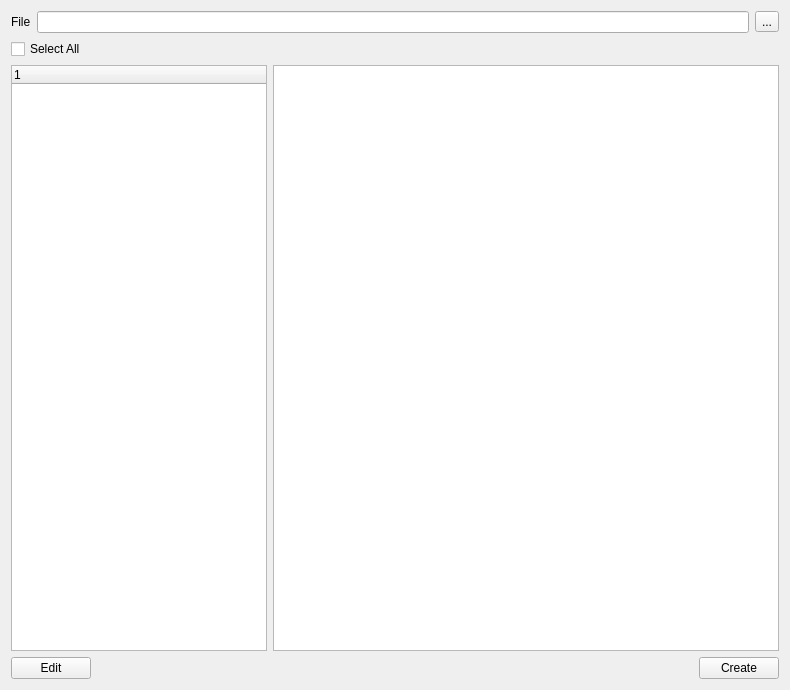
This is 04_ui/ui/Loader.ui in M-M0di/Python-Advance as Qt 5 draws it before an edit. The edited form follows.
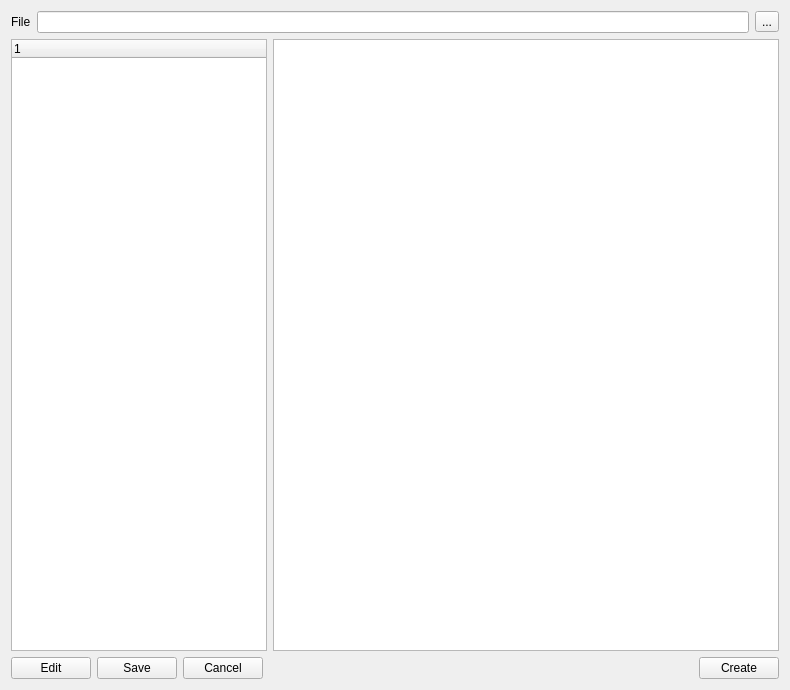
This is the edited form.

Patch:
```diff
--- a/04_ui/ui/Loader.ui
+++ b/04_ui/ui/Loader.ui
@@ -14,7 +14,71 @@
    <string>Form</string>
   </property>
   <layout class="QGridLayout" name="gridLayout">
-   <item row="2" column="0">
+   <item row="2" column="0" colspan="2">
+    <layout class="QHBoxLayout" name="horizontalLayout_4">
+     <property name="topMargin">
+      <number>0</number>
+     </property>
+     <item>
+      <widget class="QPushButton" name="btn_Edit">
+       <property name="text">
+        <string>Edit</string>
+       </property>
+      </widget>
+     </item>
+     <item>
+      <widget class="QPushButton" name="btn_Save">
+       <property name="enabled">
+        <bool>true</bool>
+       </property>
+       <property name="text">
+        <string>Save</string>
+       </property>
+      </widget>
+     </item>
+     <item>
+      <widget class="QPushButton" name="btn_Cancel">
+       <property name="text">
+        <string>Cancel</string>
+       </property>
+      </widget>
+     </item>
+     <item>
+      <spacer name="horizontalSpacer">
+       <property name="orientation">
+        <enum>Qt::Horizontal</enum>
+       </property>
+       <property name="sizeHint" stdset="0">
+        <size>
+         <width>40</width>
+         <height>20</height>
+        </size>
+       </property>
+      </spacer>
+     </item>
+     <item>
+      <widget class="QPushButton" name="btn_LoadSelected">
+       <property name="text">
+        <string>Create</string>
+       </property>
+      </widget>
+     </item>
+    </layout>
+   </item>
+   <item row="1" column="1">
+    <layout class="QHBoxLayout" name="horizontalLayout_3">
+     <property name="leftMargin">
+      <number>0</number>
+     </property>
+     <property name="topMargin">
+      <number>0</number>
+     </property>
+     <item>
+      <widget class="QTableView" name="parmView"/>
+     </item>
+    </layout>
+   </item>
+   <item row="1" column="0">
     <layout class="QVBoxLayout" name="verticalLayout" stretch="0">
      <property name="spacing">
       <number>6</number>
@@ -51,33 +115,6 @@
      </item>
     </layout>
    </item>
-   <item row="1" column="0" colspan="2">
-    <layout class="QHBoxLayout" name="horizontalLayout">
-     <property name="topMargin">
-      <number>0</number>
-     </property>
-     <item>
-      <widget class="QCheckBox" name="selectAll">
-       <property name="text">
-        <string>Select All</string>
-       </property>
-      </widget>
-     </item>
-     <item>
-      <spacer name="horizontalSpacer_3">
-       <property name="orientation">
-        <enum>Qt::Horizontal</enum>
-       </property>
-       <property name="sizeHint" stdset="0">
-        <size>
-         <width>40</width>
-         <height>20</height>
-        </size>
-       </property>
-      </spacer>
-     </item>
-    </layout>
-   </item>
    <item row="0" column="0" colspan="2">
     <layout class="QHBoxLayout" name="horizontalLayout_2">
      <property name="topMargin">
@@ -102,53 +139,6 @@
      </item>
     </layout>
    </item>
-   <item row="3" column="0" colspan="2">
-    <layout class="QHBoxLayout" name="horizontalLayout_4">
-     <property name="topMargin">
-      <number>0</number>
-     </property>
-     <item>
-      <widget class="QPushButton" name="btn_Edit">
-       <property name="text">
-        <string>Edit</string>
-       </property>
-      </widget>
-     </item>
-     <item>
-      <spacer name="horizontalSpacer">
-       <property name="orientation">
-        <enum>Qt::Horizontal</enum>
-       </property>
-       <property name="sizeHint" stdset="0">
-        <size>
-         <width>40</width>
-         <height>20</height>
-        </size>
-       </property>
-      </spacer>
-     </item>
-     <item>
-      <widget class="QPushButton" name="btn_LoadSelected">
-       <property name="text">
-        <string>Create</string>
-       </property>
-      </widget>
-     </item>
-    </layout>
-   </item>
-   <item row="2" column="1">
-    <layout class="QHBoxLayout" name="horizontalLayout_3">
-     <property name="leftMargin">
-      <number>0</number>
-     </property>
-     <property name="topMargin">
-      <number>0</number>
-     </property>
-     <item>
-      <widget class="QTableView" name="parmView"/>
-     </item>
-    </layout>
-   </item>
   </layout>
  </widget>
  <resources/>
```
